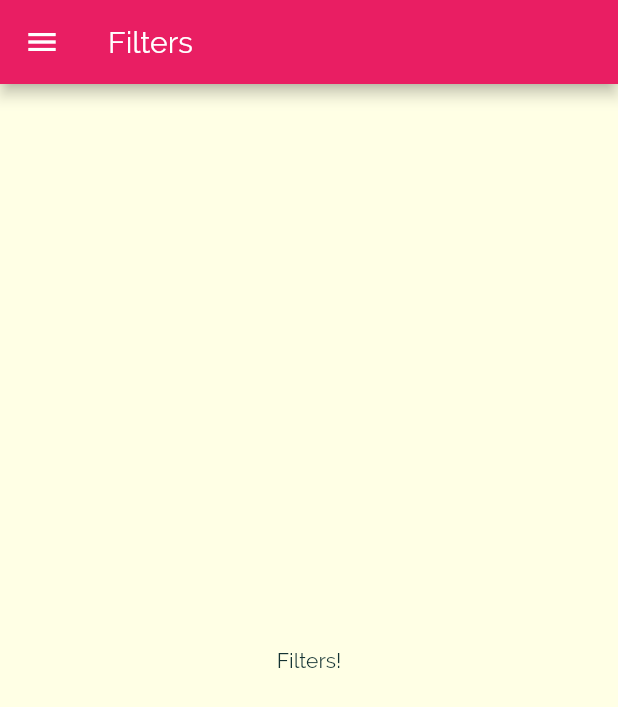
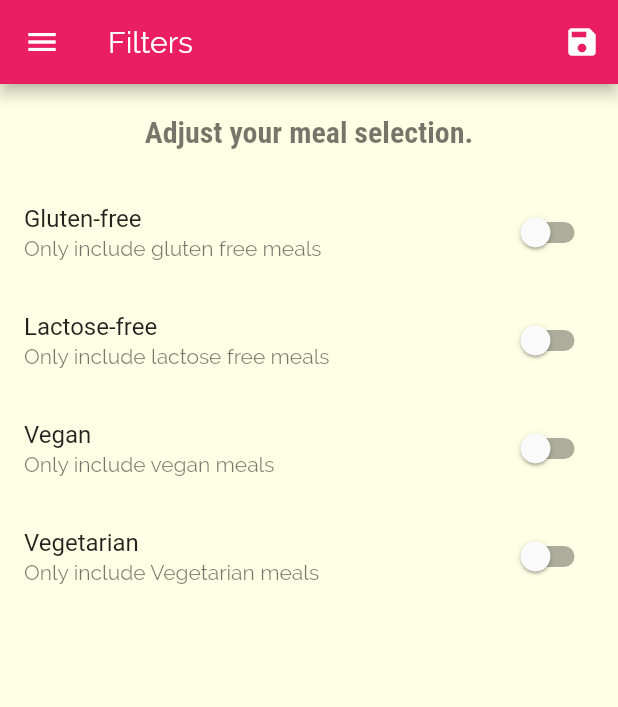
Before and after one commit to JuanPabloOS/flutter_course, a Flutter app: the FiltersScreen screen opened by its route, on a phone screen of 412 x 824 dp. Shown: the top 707 px of the screen. Run offline on Flutter 3.47's test engine with Material 2 defaults, Android fonts, the phone set to English and light mode, and no system bars.

Commit message:
feat: add filters

```diff
--- a/meals_app/lib/main.dart
+++ b/meals_app/lib/main.dart
@@ -1,13 +1,50 @@
 import 'package:flutter/material.dart';
+import './dummy_data.dart';
 import 'screens/category_meals_screen.dart';
 import 'screens/categories_screen.dart';
 import 'screens/meal_details_screen.dart';
 import 'screens/tabs_screen.dart';
 import 'screens/filters_screen.dart';
+import './models/meal.dart';
 
 void main() => runApp(MyApp());
 
-class MyApp extends StatelessWidget {
+class MyApp extends StatefulWidget {
+  @override
+  _MyAppState createState() => _MyAppState();
+}
+
+class _MyAppState extends State<MyApp> {
+  Map<String, bool> _filters = {
+    'gluten': false,
+    'lactose': false,
+    'vegan': false,
+    'vegetarian': false,
+  };
+
+  List<Meal> _availableMeals = DUMMY_MEALS;
+
+  void _setFilters(Map<String, bool> filterData) {
+    setState(() {
+      _filters = filterData;
+      _availableMeals = DUMMY_MEALS.where((meal) {
+        if (_filters['gluten'] && !meal.isGlutenFree) {
+          return false;
+        }
+        if (_filters['lactose'] && !meal.isLactoseFree) {
+          return false;
+        }
+        if (_filters['vegan'] && !meal.isVegan) {
+          return false;
+        }
+        if (_filters['vegetarian'] && !meal.isVegetarian) {
+          return false;
+        }
+        return true;
+      }).toList();
+    });
+  }
+
   @override
   Widget build(BuildContext context) {
     return MaterialApp(
@@ -33,9 +70,11 @@ class MyApp extends StatelessWidget {
       ),
       home: TabsScreen(),
       routes: {
-        CategoryMealsScreen.routeName: (context) => CategoryMealsScreen(),
+        CategoryMealsScreen.routeName: (context) =>
+            CategoryMealsScreen(_availableMeals),
         MealDetailsScreen.routeName: (context) => MealDetailsScreen(),
-        FiltersScreen.routeName: (context) => FiltersScreen()
+        FiltersScreen.routeName: (context) =>
+            FiltersScreen(_setFilters, _filters)
       },
       onGenerateRoute: (settings) {
         print(settings.arguments);
--- a/meals_app/lib/screens/category_meals_screen.dart
+++ b/meals_app/lib/screens/category_meals_screen.dart
@@ -1,5 +1,4 @@
 import 'package:flutter/material.dart';
-import '../dummy_data.dart';
 import '../widgets/meal_item.dart';
 import '../models/meal.dart';
 
@@ -9,6 +8,9 @@ class CategoryMealsScreen extends StatefulWidget {
 
   // CategoryMealsScreen(this.categoryId, this.categoryTitle);
   static String routeName = '/category-meals';
+  final List<Meal> availableMeals;
+
+  CategoryMealsScreen(this.availableMeals);
 
   @override
   _CategoryMealsScreenState createState() => _CategoryMealsScreenState();
@@ -30,7 +32,7 @@ class _CategoryMealsScreenState extends State<CategoryMealsScreen> {
           ModalRoute.of(context).settings.arguments as Map<String, String>;
       categoryTitle = routeArgs['title'];
       final categoryId = routeArgs['id'];
-      displayedMeals = DUMMY_MEALS
+      displayedMeals = widget.availableMeals
           .where((meal) => meal.categories.contains(categoryId))
           .toList();
       _loadedInitData = true;
--- a/meals_app/lib/screens/filters_screen.dart
+++ b/meals_app/lib/screens/filters_screen.dart
@@ -1,16 +1,117 @@
 import 'package:flutter/material.dart';
 import '../widgets/main_drawer.dart';
 
-class FiltersScreen extends StatelessWidget {
+class FiltersScreen extends StatefulWidget {
   static const routeName = "/filters";
+  final Function saveFilters;
+  final Map<String, bool> currentFilters;
+
+  FiltersScreen(this.saveFilters, this.currentFilters);
+
+  @override
+  _FiltersScreenState createState() => _FiltersScreenState();
+}
+
+class _FiltersScreenState extends State<FiltersScreen> {
+  var _glutenFree = false;
+  var _lactoseFree = false;
+  var _vegetarian = false;
+  var _vegan = false;
+
+  @override
+  initState() {
+    _glutenFree = widget.currentFilters['gluten'];
+    _lactoseFree = widget.currentFilters['lactose'];
+    _vegan = widget.currentFilters['vegan'];
+    _vegetarian = widget.currentFilters['vegetarian'];
+
+    super.initState();
+  }
+
+  Widget _buildSwitchListTile(
+    String title,
+    String description,
+    bool currentValue,
+    Function updateValue,
+  ) {
+    return SwitchListTile(
+        title: Text(title),
+        value: currentValue,
+        subtitle: Text(description),
+        onChanged: updateValue);
+  }
+
   @override
   Widget build(BuildContext context) {
     return Scaffold(
-      appBar: AppBar(
-        title: Text("Filters"),
-      ),
+      appBar: AppBar(title: Text("Filters"), actions: <Widget>[
+        IconButton(
+            icon: Icon(Icons.save),
+            onPressed: () {
+              final selectedFilters = {
+                'gluten': _glutenFree,
+                'lactose': _lactoseFree,
+                'vegan': _vegan,
+                'vegetarian': _vegetarian
+              };
+              widget.saveFilters(selectedFilters);
+            })
+      ]),
       drawer: MainDrawer(),
-      body: Center(child: Text("Filters!")),
+      body: Column(children: [
+        Container(
+          padding: EdgeInsets.all(20),
+          child: Text(
+            'Adjust your meal selection.',
+            style: Theme.of(context).textTheme.headline1,
+          ),
+        ),
+        Expanded(
+            child: ListView(
+          children: [
+            _buildSwitchListTile(
+              'Gluten-free',
+              'Only include gluten free meals',
+              _glutenFree,
+              (newValue) {
+                setState(() {
+                  _glutenFree = newValue;
+                });
+              },
+            ),
+            _buildSwitchListTile(
+              'Lactose-free',
+              'Only include lactose free meals',
+              _lactoseFree,
+              (newValue) {
+                setState(() {
+                  _lactoseFree = newValue;
+                });
+              },
+            ),
+            _buildSwitchListTile(
+              'Vegan',
+              'Only include vegan meals',
+              _vegan,
+              (newValue) {
+                setState(() {
+                  _vegan = newValue;
+                });
+              },
+            ),
+            _buildSwitchListTile(
+              'Vegetarian',
+              'Only include Vegetarian meals',
+              _vegetarian,
+              (newValue) {
+                setState(() {
+                  _vegetarian = newValue;
+                });
+              },
+            ),
+          ],
+        ))
+      ]),
     );
   }
 }
```
